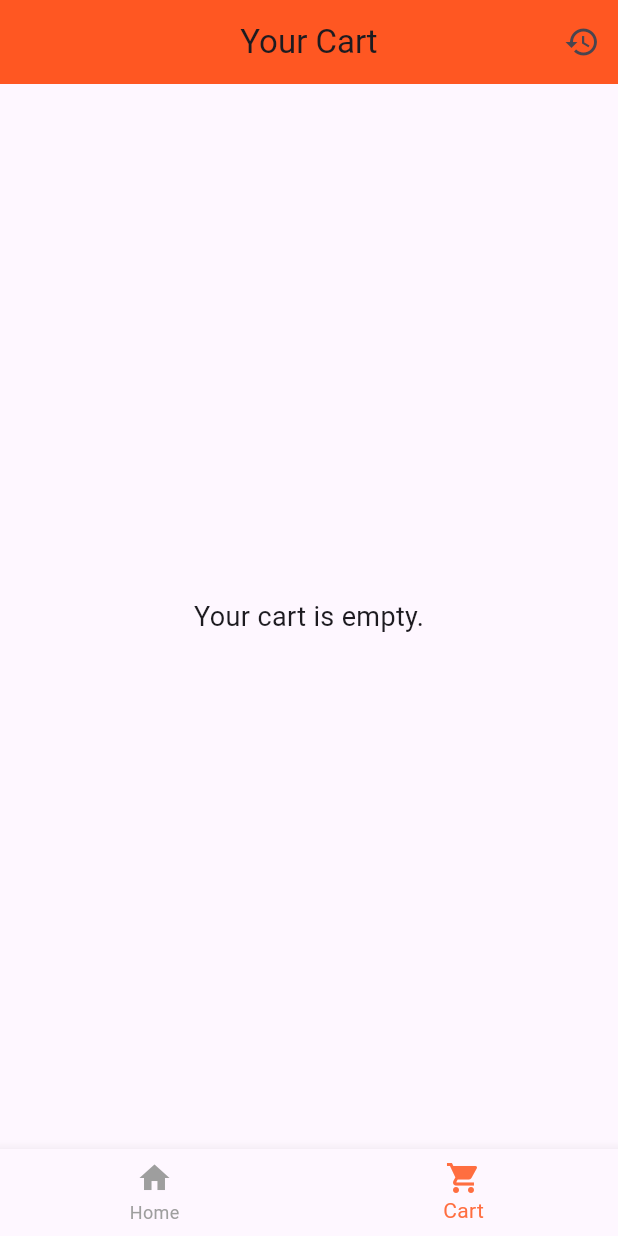
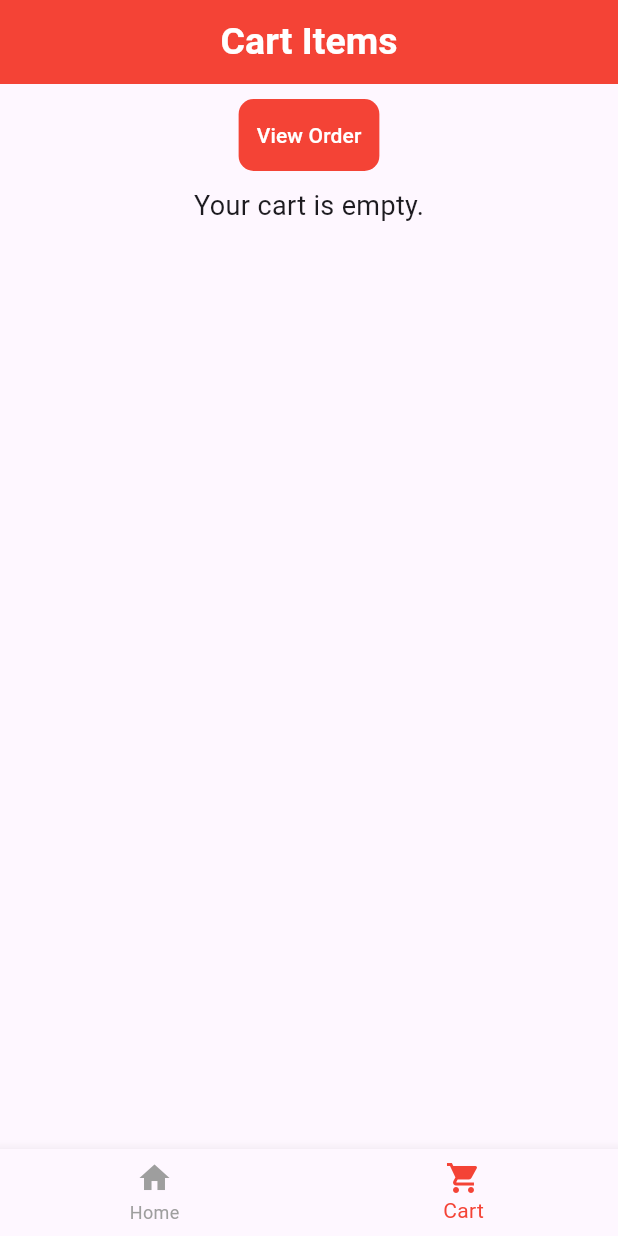
Before and after one commit to ankon8972/final_year_project, a Flutter app: the CustomerHomePage screen opened directly, item 2 of the bottom bar chosen, on a phone screen of 412 x 824 dp. Run offline on Flutter 3.47's test engine with Material 3 defaults, Android fonts, the phone set to English and light mode, and no system bars; our stand-ins replace cloud_firestore, firebase_auth, firebase_core; accounts and stored records are empty.

Commit message:
check for commit

```diff
--- a/lib/Authentication/login_screen.dart
+++ b/lib/Authentication/login_screen.dart
@@ -45,7 +45,7 @@ class _LogInScreenState extends State<LogInScreen> {
         context: context,
         builder: (BuildContext context) {
           return AlertDialog(
-            title: const Text("Login Failed"),
+            title: const Text("Login Failed!!!"),
             content: Text(e.message ?? "An error occurred."),
             actions: [
               TextButton(
--- a/lib/cart_page/cart_page.dart
+++ b/lib/cart_page/cart_page.dart
@@ -1,15 +1,20 @@
 import 'package:cloud_firestore/cloud_firestore.dart';
 import 'package:flutter/material.dart';
 
-class CartPage extends StatelessWidget {
+class CartPage extends StatefulWidget {
   final List<Map<String, dynamic>> cartItems;
   final Function(int) removeFromCart;
   final Function clearCart;
 
   CartPage({required this.cartItems, required this.removeFromCart, required this.clearCart});
 
+  @override
+  State<CartPage> createState() => _CartPageState();
+}
+
+class _CartPageState extends State<CartPage> {
   Future<void> checkout(BuildContext context) async {
-    if (cartItems.isEmpty) {
+    if (widget.cartItems.isEmpty) {
       ScaffoldMessenger.of(context).showSnackBar(
         SnackBar(content: Text("Your cart is empty!")),
       );
@@ -18,8 +23,8 @@ class CartPage extends StatelessWidget {
 
     try {
       await FirebaseFirestore.instance.collection('orderedItems').add({
-        'items': cartItems,
-        'totalPrice': cartItems.fold(0.0, (sum, item) {
+        'items': widget.cartItems,
+        'totalPrice': widget.cartItems.fold(0.0, (sum, item) {
           final price = item['price'];
           if (price is num) {
             return sum + price;
@@ -30,7 +35,10 @@ class CartPage extends StatelessWidget {
         'timestamp': FieldValue.serverTimestamp(),
       });
 
-      clearCart();
+      widget.clearCart();
+      setState(() {
+
+      });
 
       ScaffoldMessenger.of(context).showSnackBar(
         SnackBar(content: Text("Order placed successfully!")),
@@ -77,6 +85,10 @@ class CartPage extends StatelessWidget {
                         icon: Icon(Icons.delete, color: Colors.red),
                         onPressed: () async {
                           await FirebaseFirestore.instance.collection('orderedItems').doc(order.id).delete();
+                          setState(() {
+                            Navigator.of(context).pop();
+                            showOrderHistoryDialog(context);
+                          });
                           ScaffoldMessenger.of(context).showSnackBar(
                             SnackBar(content: Text("Order deleted!")),
                           );
@@ -103,29 +115,49 @@ class CartPage extends StatelessWidget {
 
   @override
   Widget build(BuildContext context) {
-    double totalPrice = cartItems.fold(0, (sum, item) => sum + (item['price'] as num));
+    double totalPrice = widget.cartItems.fold(0, (sum, item) => sum + (item['price'] as num));
 
     return Scaffold(
       appBar: AppBar(
-        title: Text('Your Cart'),
+        title: Text('Cart Items',style: TextStyle(color: Colors.white,fontWeight: FontWeight.bold,fontSize: 25),),
         centerTitle: true,
-        backgroundColor: Colors.deepOrange,
-        actions: [
-          IconButton(
-            icon: Icon(Icons.history),
-            onPressed: () => showOrderHistoryDialog(context),
-          ),
-        ],
+        backgroundColor: Colors.red,
+
       ),
-      body: cartItems.isEmpty
-          ? Center(child: Text('Your cart is empty.', style: TextStyle(fontSize: 18)))
+      body: widget.cartItems.isEmpty
+          ? Center(child: Column(
+            children: [
+              Container(
+                margin: EdgeInsets.all(10),
+                decoration: BoxDecoration(
+                  color: Colors.red,
+                  borderRadius: BorderRadius.circular(10),
+
+                ),
+                child: TextButton(onPressed: () => showOrderHistoryDialog(context),
+                    child: Text("View Order",style: TextStyle(color: Colors.white),)),
+              ),
+              Text('Your cart is empty.', style: TextStyle(fontSize: 18)),
+            ],
+          ))
           : Column(
         children: [
+
+          Container(
+            margin: EdgeInsets.all(10),
+              decoration: BoxDecoration(
+                color: Colors.red,
+                borderRadius: BorderRadius.circular(10),
+
+              ),
+              child: TextButton(onPressed: () => showOrderHistoryDialog(context),
+                  child: Text("View Order",style: TextStyle(color: Colors.white),)),
+          ),
           Expanded(
             child: ListView.builder(
-              itemCount: cartItems.length,
+              itemCount: widget.cartItems.length,
               itemBuilder: (context, index) {
-                final item = cartItems[index];
+                final item = widget.cartItems[index];
                 return Card(
                   margin: EdgeInsets.all(10),
                   shape: RoundedRectangleBorder(borderRadius: BorderRadius.circular(15)),
@@ -147,7 +179,10 @@ class CartPage extends StatelessWidget {
                     trailing: IconButton(
                       icon: Icon(Icons.delete, color: Colors.red),
                       onPressed: () {
-                        removeFromCart(index);
+                        widget.removeFromCart(index);
+                        setState(() {
+
+                        });
                         ScaffoldMessenger.of(context).showSnackBar(
                           SnackBar(content: Text("${item['name']} removed from cart!")),
                         );
@@ -164,14 +199,14 @@ class CartPage extends StatelessWidget {
             child: Row(
               mainAxisAlignment: MainAxisAlignment.spaceBetween,
               children: [
-                Text("Total: \$${totalPrice.toStringAsFixed(2)}",
+                Text("Total : \$${totalPrice.toStringAsFixed(2)}",
                     style: TextStyle(fontSize: 18, fontWeight: FontWeight.bold)),
                 ElevatedButton(
                   onPressed: () => checkout(context),
-                  child: Text("Checkout"),
+                  child: Text("Checkout",style: TextStyle(color: Colors.white),),
                   style: ElevatedButton.styleFrom(
                     padding: EdgeInsets.symmetric(horizontal: 20, vertical: 10),
-                    backgroundColor: Colors.deepOrange,
+                    backgroundColor: Colors.red,
                     shape: RoundedRectangleBorder(borderRadius: BorderRadius.circular(20)),
                   ),
                 ),
--- a/lib/cart_page/order_history_screen.dart
+++ b/lib/cart_page/order_history_screen.dart
@@ -30,7 +30,7 @@ class OrderHistoryScreen extends StatelessWidget {
 
           final data = snapshot.data?.docs ?? [];
           if (data.isEmpty) {
-            return Center(child: Text('You have no past orders.'));
+            return Center(child: Text('You have no past orders'));
           }
 
           return ListView.builder(
```
Also changed, not shown: lib/home_page.dart (+12 -10 lines).
